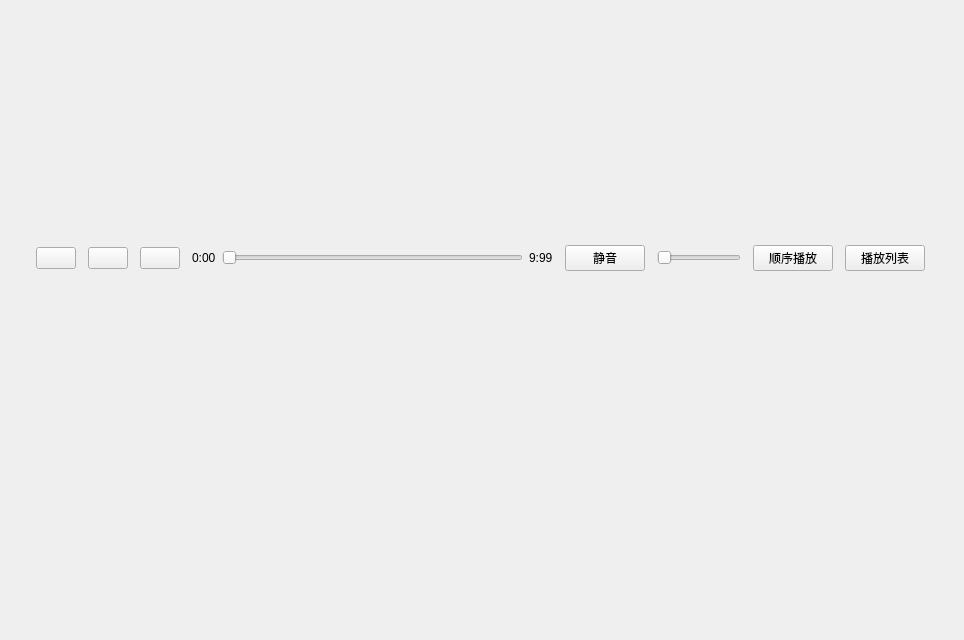
Old version of the form mainwindow.ui in the repository Modolet/1Music.
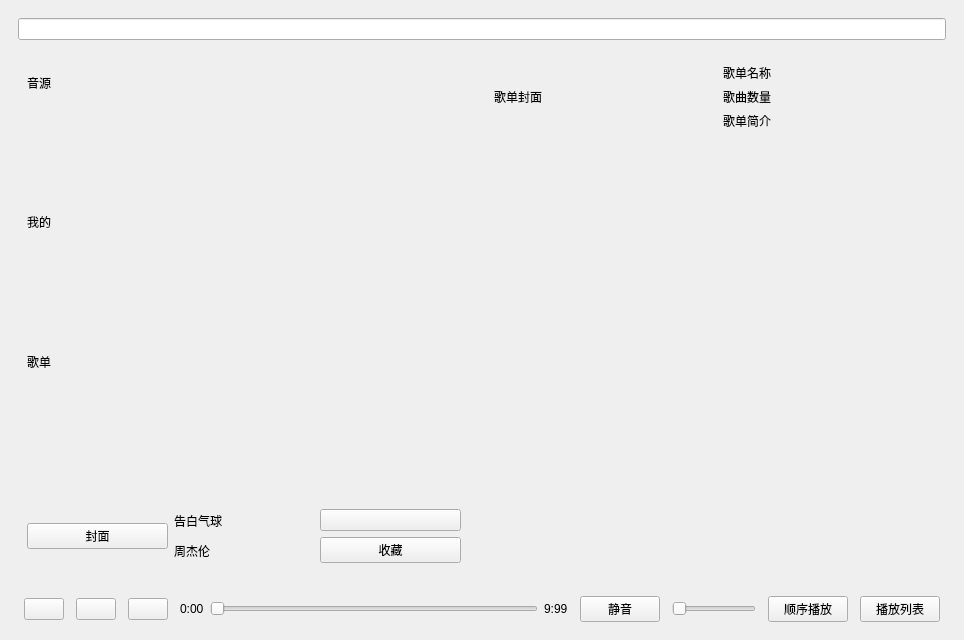
New version of the form. Icons and pictures are not drawn.

Commit message: 完成主界面的UI布局初步设计

```diff
--- a/mainwindow.ui
+++ b/mainwindow.ui
@@ -14,15 +14,232 @@
    <string>MainWindow</string>
   </property>
   <widget class="QWidget" name="centralwidget">
-   <widget class="QWidget" name="widget_bottom" native="true">
-    <property name="geometry">
-     <rect>
-      <x>30</x>
-      <y>240</y>
-      <width>901</width>
-      <height>36</height>
-     </rect>
-    </property>
+   <layout class="QVBoxLayout" name="verticalLayout_7">
+    <item>
+     <widget class="QWidget" name="widget_Top" native="true">
+      <layout class="QHBoxLayout" name="horizontalLayout_8">
+       <item>
+        <widget class="QLineEdit" name="lineEdit_Search"/>
+       </item>
+      </layout>
+     </widget>
+    </item>
+    <item>
+     <layout class="QHBoxLayout" name="horizontalLayout_7">
+      <item>
+       <widget class="QWidget" name="widget_Left" native="true">
+        <layout class="QVBoxLayout" name="verticalLayout_4">
+         <item>
+          <widget class="QWidget" name="widget_LeftList" native="true">
+           <layout class="QVBoxLayout" name="verticalLayout_3">
+            <item>
+             <layout class="QHBoxLayout" name="horizontalLayout_3">
+              <item>
+               <widget class="QLabel" name="label">
+                <property name="text">
+                 <string>音源</string>
+                </property>
+               </widget>
+              </item>
+              <item>
+               <spacer name="horizontalSpacer">
+                <property name="orientation">
+                 <enum>Qt::Horizontal</enum>
+                </property>
+                <property name="sizeHint" stdset="0">
+                 <size>
+                  <width>40</width>
+                  <height>20</height>
+                 </size>
+                </property>
+               </spacer>
+              </item>
+             </layout>
+            </item>
+            <item>
+             <widget class="QListWidget" name="listWidget_MusicSource">
+              <property name="styleSheet">
+               <string notr="true">border:0px solid gray;
+background-color: rgba(255, 255, 255, 0);</string>
+              </property>
+             </widget>
+            </item>
+            <item>
+             <layout class="QHBoxLayout" name="horizontalLayout_4">
+              <item>
+               <widget class="QLabel" name="label_2">
+                <property name="text">
+                 <string>我的</string>
+                </property>
+               </widget>
+              </item>
+              <item>
+               <spacer name="horizontalSpacer_2">
+                <property name="orientation">
+                 <enum>Qt::Horizontal</enum>
+                </property>
+                <property name="sizeHint" stdset="0">
+                 <size>
+                  <width>40</width>
+                  <height>20</height>
+                 </size>
+                </property>
+               </spacer>
+              </item>
+             </layout>
+            </item>
+            <item>
+             <widget class="QListWidget" name="listWidget_Mine">
+              <property name="styleSheet">
+               <string notr="true">border:0px solid gray;
+background-color: rgba(255, 255, 255, 0);</string>
+              </property>
+             </widget>
+            </item>
+            <item>
+             <layout class="QHBoxLayout" name="horizontalLayout_5">
+              <item>
+               <widget class="QLabel" name="label_3">
+                <property name="text">
+                 <string>歌单</string>
+                </property>
+               </widget>
+              </item>
+              <item>
+               <spacer name="horizontalSpacer_3">
+                <property name="orientation">
+                 <enum>Qt::Horizontal</enum>
+                </property>
+                <property name="sizeHint" stdset="0">
+                 <size>
+                  <width>40</width>
+                  <height>20</height>
+                 </size>
+                </property>
+               </spacer>
+              </item>
+             </layout>
+            </item>
+            <item>
+             <widget class="QListWidget" name="listWidget_SongList">
+              <property name="styleSheet">
+               <string notr="true">border:0px solid gray;
+background-color: rgba(255, 255, 255, 0);</string>
+              </property>
+             </widget>
+            </item>
+           </layout>
+          </widget>
+         </item>
+         <item>
+          <widget class="QWidget" name="widget_Song" native="true">
+           <layout class="QHBoxLayout" name="horizontalLayout_2">
+            <item>
+             <widget class="QPushButton" name="pushButton_SongImage">
+              <property name="text">
+               <string>封面</string>
+              </property>
+             </widget>
+            </item>
+            <item>
+             <layout class="QVBoxLayout" name="verticalLayout">
+              <item>
+               <widget class="QLabel" name="label_SongName">
+                <property name="text">
+                 <string>告白气球</string>
+                </property>
+               </widget>
+              </item>
+              <item>
+               <widget class="QLabel" name="label_Singer">
+                <property name="text">
+                 <string>周杰伦</string>
+                </property>
+               </widget>
+              </item>
+             </layout>
+            </item>
+            <item>
+             <layout class="QVBoxLayout" name="verticalLayout_2">
+              <item>
+               <widget class="QPushButton" name="pushButton_Love">
+                <property name="styleSheet">
+                 <string notr="true">border-image: url(:/icon/ICONS/收藏.svg);</string>
+                </property>
+                <property name="text">
+                 <string/>
+                </property>
+               </widget>
+              </item>
+              <item>
+               <widget class="QPushButton" name="pushButton_Favorite">
+                <property name="text">
+                 <string>收藏</string>
+                </property>
+               </widget>
+              </item>
+             </layout>
+            </item>
+           </layout>
+          </widget>
+         </item>
+        </layout>
+       </widget>
+      </item>
+      <item>
+       <widget class="QWidget" name="widget_Right" native="true">
+        <layout class="QVBoxLayout" name="verticalLayout_6">
+         <item>
+          <layout class="QHBoxLayout" name="horizontalLayout_6">
+           <item>
+            <widget class="QLabel" name="label_ListImage">
+             <property name="text">
+              <string>歌单封面</string>
+             </property>
+            </widget>
+           </item>
+           <item>
+            <layout class="QVBoxLayout" name="verticalLayout_5">
+             <item>
+              <widget class="QLabel" name="label_ListName">
+               <property name="text">
+                <string>歌单名称</string>
+               </property>
+              </widget>
+             </item>
+             <item>
+              <widget class="QLabel" name="label_ListNums">
+               <property name="text">
+                <string>歌曲数量</string>
+               </property>
+              </widget>
+             </item>
+             <item>
+              <widget class="QLabel" name="label_ListInfo">
+               <property name="text">
+                <string>歌单简介</string>
+               </property>
+              </widget>
+             </item>
+            </layout>
+           </item>
+          </layout>
+         </item>
+         <item>
+          <widget class="QTableWidget" name="tableWidget_Songs">
+           <property name="styleSheet">
+            <string notr="true">border:0px solid gray;
+background-color: rgba(255, 255, 255, 0);</string>
+           </property>
+          </widget>
+         </item>
+        </layout>
+       </widget>
+      </item>
+     </layout>
+    </item>
+    <item>
+     <widget class="QWidget" name="widget_Bottom" native="true">
     <layout class="QHBoxLayout" name="horizontalLayout" stretch="0,0,0,0,0,0,0,0,1,0,0,0,0,0,0,0,0,0,0">
      <item>
       <widget class="QFrame" name="frame_0">
@@ -207,6 +424,8 @@
      </item>
     </layout>
    </widget>
+    </item>
+   </layout>
   </widget>
  </widget>
  <resources/>
```
Lines whose indentation alone changed are shown as unchanged. The commit also changes 1 other file.
